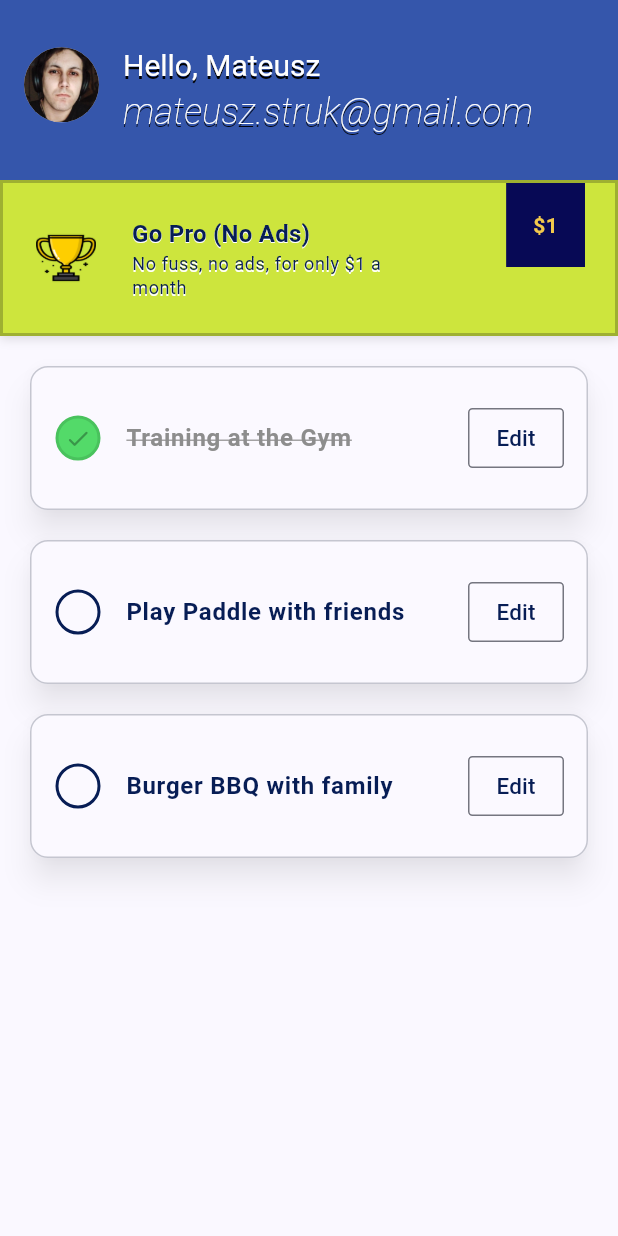
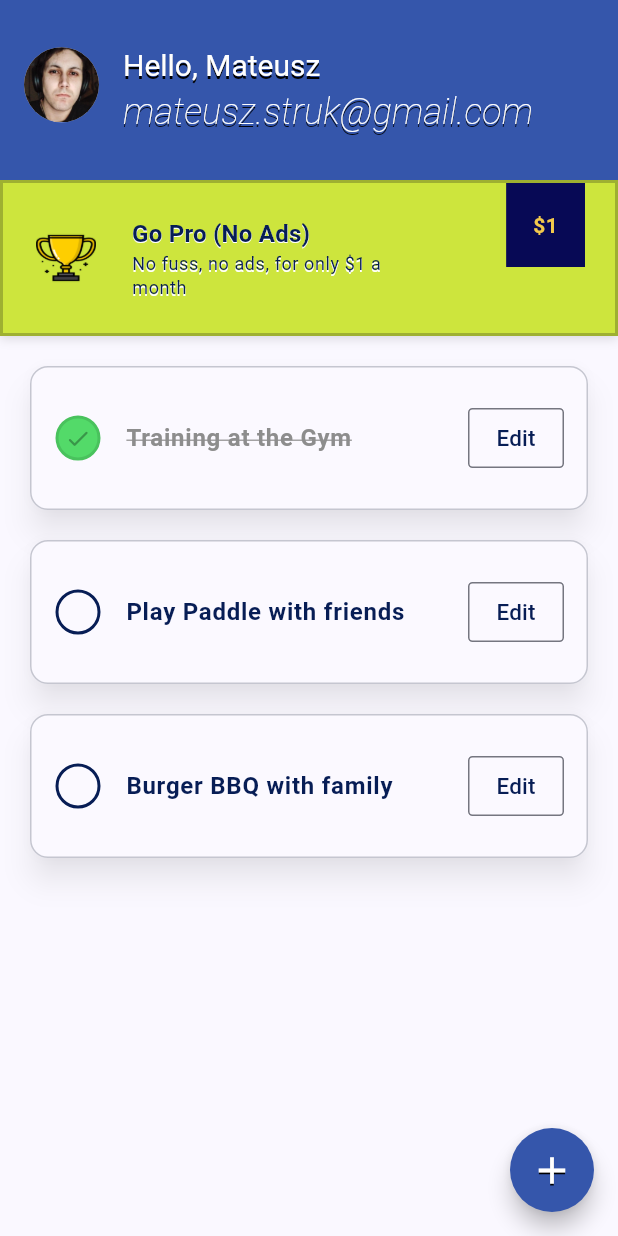
Before and after one commit to xorandiff/flutter_todo, a Flutter app: the screen it shows after launch, on a phone screen of 412 x 824 dp. Run offline on Flutter 3.47's test engine with Material 3 defaults, Android fonts, the phone set to English and light mode, and no system bars; our stand-ins replace flutter_bloc, freezed_annotation, gap.

Commit message:
Add main page logic

```diff
--- a/lib/app/view/app_view.dart
+++ b/lib/app/view/app_view.dart
@@ -11,6 +11,24 @@ class AppView extends StatelessWidget {
   @override
   Widget build(BuildContext context) {
     return Scaffold(
+      floatingActionButton: FloatingActionButton(
+        onPressed: () => Navigator.push(
+          context,
+          MaterialPageRoute(
+            builder: (context) => const TaskForm(),
+          ),
+        ),
+        child: const Icon(
+          Icons.add,
+          color: Colors.white,
+          size: 30.0,
+          shadows: [
+            Shadow(
+              offset: Offset(0.0, 1.5),
+            ),
+          ],
+        ),
+      ),
       appBar: AppBar(
         title: const Row(
           crossAxisAlignment: CrossAxisAlignment.start,
--- a/lib/app/widget/task_list_item.dart
+++ b/lib/app/widget/task_list_item.dart
@@ -1,4 +1,6 @@
 import 'package:flutter/material.dart';
+import 'package:flutter_bloc/flutter_bloc.dart';
+import 'package:flutter_todo/app/bloc/app_bloc.dart';
 import 'package:flutter_todo/app/model/model.dart';
 import 'package:flutter_todo/app/pages/task_form.dart';
 
@@ -28,7 +30,16 @@ class TaskListItem extends StatelessWidget {
               color: Colors.transparent,
             ),
           ),
-          child: Container(
+          child: GestureDetector(
+            onTap: () => task.isDone
+                ? context
+                    .read<AppBloc>()
+                    .add(MarkTaskUndoneEvent(taskId: task.id))
+                : context
+                    .read<AppBloc>()
+                    .add(MarkTaskDoneEvent(taskId: task.id)),
+            child: AnimatedContainer(
+              duration: const Duration(milliseconds: 150),
               decoration: BoxDecoration(
                 shape: BoxShape.circle,
                 border: Border.all(
@@ -38,8 +49,9 @@ class TaskListItem extends StatelessWidget {
                   width: 2.0,
                   style: BorderStyle.solid,
                 ),
-              color:
-                  task.isDone ? const Color.fromRGBO(83, 218, 105, 1.0) : null,
+                color: task.isDone
+                    ? const Color.fromRGBO(83, 218, 105, 1.0)
+                    : null,
               ),
               padding: const EdgeInsets.all(4.0),
               child: task.isDone
@@ -51,6 +63,7 @@ class TaskListItem extends StatelessWidget {
                   : const SizedBox(
                       width: 18.0,
                       height: 18.0,
+                    ),
             ),
           ),
         ),
--- a/lib/main.dart
+++ b/lib/main.dart
@@ -14,9 +14,19 @@ class MainApp extends StatelessWidget {
       theme: ThemeData(
         useMaterial3: true,
         colorScheme: ColorScheme.fromSeed(
+          background: const Color.fromRGBO(243, 243, 243, 1.0),
           seedColor: const Color.fromRGBO(53, 86, 171, 1.0),
           onSurface: const Color.fromRGBO(7, 29, 85, 1.0),
           brightness: Brightness.light,
+        ),
+        inputDecorationTheme: const InputDecorationTheme(
+          fillColor: Colors.white,
+          border: OutlineInputBorder(),
+          filled: true,
+        ),
+        floatingActionButtonTheme: const FloatingActionButtonThemeData(
+          backgroundColor: Color.fromRGBO(53, 86, 171, 1.0),
+          shape: CircleBorder(),
         ),
         appBarTheme: const AppBarTheme(
           foregroundColor: Colors.white,
@@ -32,6 +42,13 @@ class MainApp extends StatelessWidget {
           ),
           toolbarHeight: 120.0,
         ),
+        elevatedButtonTheme: ElevatedButtonThemeData(
+          style: ElevatedButton.styleFrom(
+            backgroundColor: const Color.fromRGBO(53, 86, 171, 1.0),
+            elevation: 8.0,
+            foregroundColor: Colors.white,
+          ),
+        ),
       ),
       home: const App(),
     );
```
Lines whose indentation alone changed are shown as unchanged.
